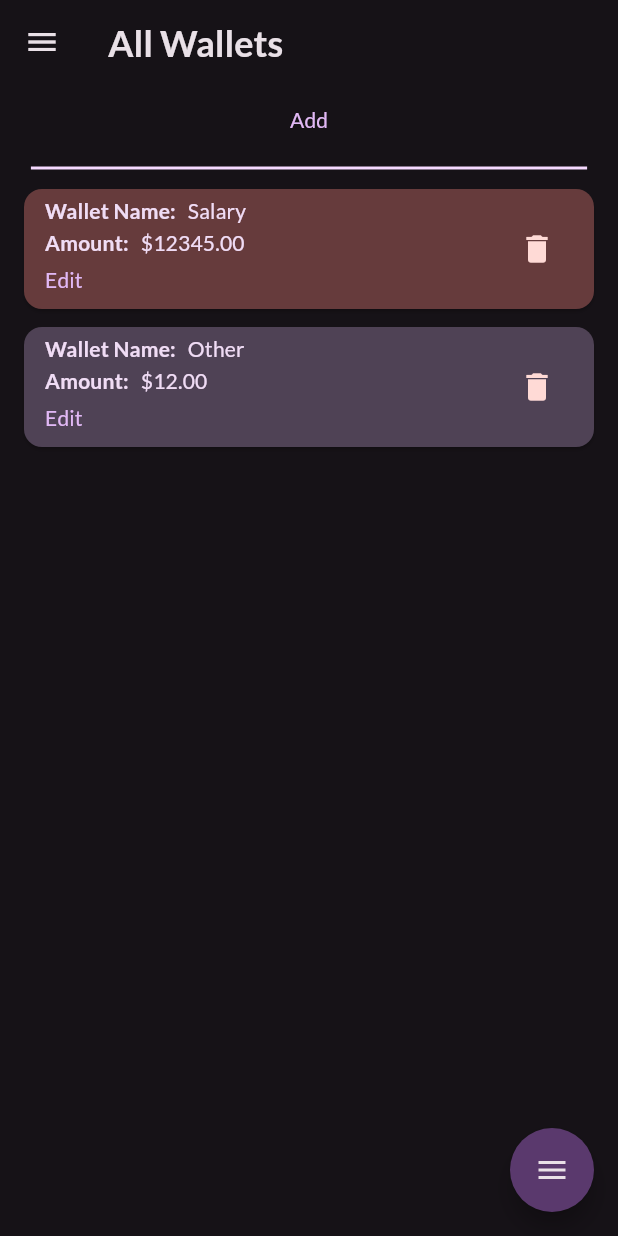
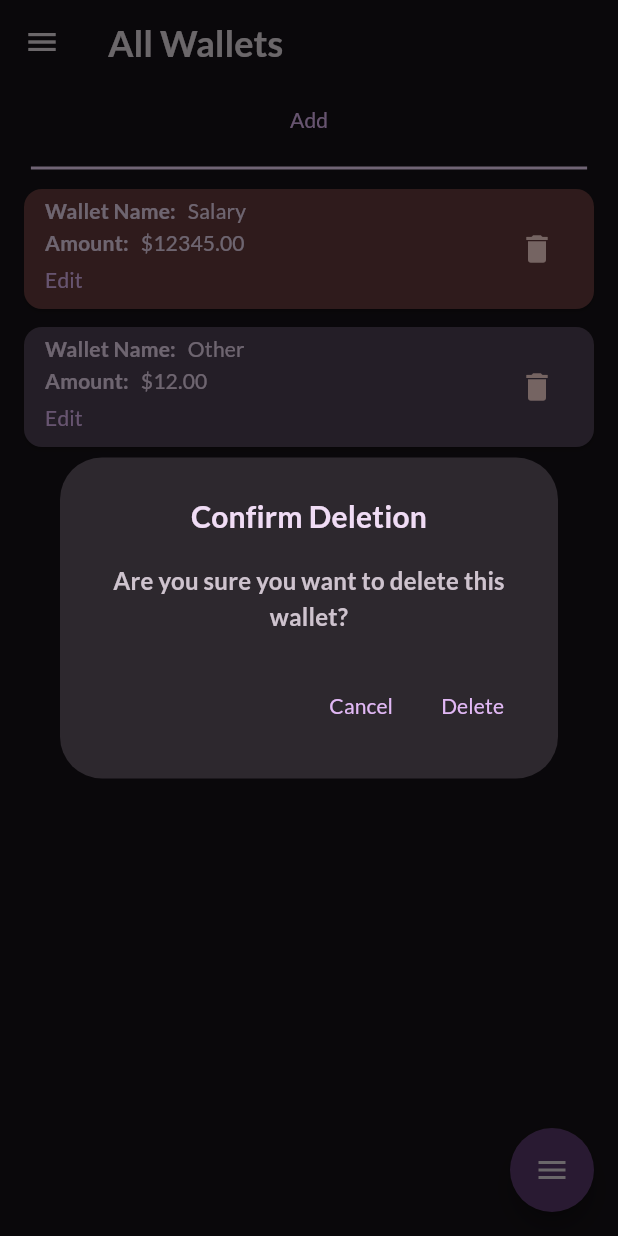
Before and after one commit to Lucho3/expenses_tracker_tu, a Flutter app: the screen it shows after launch, after a tap on the "more vert" icon, after a tap on the "delete" icon, on a phone screen of 412 x 824 dp. Run offline on Flutter 3.47's test engine with Material 3 defaults, Android fonts, the phone set to English and light mode, and no system bars; drawn by our look-alikes of flutter_speed_dial; our stand-ins replace flutter_riverpod, google_fonts, riverpod; generated files the repository leaves out were written again.

Commit message:
Added connection between wallets and items

```diff
--- a/lib/l10n/app_en.arb
+++ b/lib/l10n/app_en.arb
@@ -139,8 +139,41 @@
   "@edit": {
     "description": "Label for the edit button"
   },
-  "walletChanged": "The selected wallet was changed!",
+  "walletChanged": "The Selected Wallet was Changed!",
   "@walletChanged": {
     "description": "Label for the edit button"
+  },
+  "walletDeleted": "The Wallet was Deleted!",
+  "@walletDeleted": {
+    "description": "Label for the deletion button"
+  },
+  "delete": "Delete",
+  "@delete": {
+    "description": "Label for the delete button"
+  },
+  "deleteTitle": "Confirm Deletion",
+  "@deleteTitle": {
+    "description": "Label for the title of the deletion pop up"
+  },
+  "deleteText": "Are you sure you want to delete this wallet?",
+  "@deleteText": {
+    "description": "Text for the deletion pop up"
+  },
+  "noWallets": "No Wallets Found",
+  "@noWallets": {
+    "description": "Text for the no wallets label"
+  },
+  "noWalletsContent": "No wallets could be found, therefore you can not add item!",
+  "@noWalletsContent": {
+    "description": "Text for the addition alert "
+  },
+  "notEnoughMoney": "Not enough money in the wallet, therefore you can not add such big expense!",
+  "@noWlletsContent": {
+    "description": "Text for the not enough money alert"
+  },
+  "notEnoughMoneyTitle": "Not Enough Money",
+  "@notEnoughMoneyTitle": {
+    "description": "Text for the not enough money alert title"
   }
+
 }
--- a/lib/providers/expenses_provider.dart
+++ b/lib/providers/expenses_provider.dart
@@ -6,12 +6,12 @@ import 'package:flutter_riverpod/flutter_riverpod.dart';
 class ExpensesNotifier extends ItemNotifier<Expense> {
   @override
   List<Expense> build() {
-    return [Expense(amount: 123, title: "ds",  category: CategoryExpense.food, date: DateTime.now(), wallet: Wallet(title: "123", amount: 12, isSelected: true)), Expense(amount: 123, title: "ds",  category: CategoryExpense.food, date: DateTime.now(), wallet: Wallet(title: "as", amount: 12, isSelected: true))];
+    return [];
   }
 
   @override
   List<Expense> get items {
-     return state;
+    return state;
   }
 
   @override
@@ -21,7 +21,7 @@ class ExpensesNotifier extends ItemNotifier<Expense> {
 
   @override
   void deleteItem(Expense expense) {
-    state = state.where((e) => e!= expense).toList();
+    state = state.where((e) => e != expense).toList();
   }
 
   @override
@@ -31,8 +31,13 @@ class ExpensesNotifier extends ItemNotifier<Expense> {
       state = List.from(state)..[index] = item;
     }
   }
+
+  @override
+  void removeAllItemsWithWallet(Wallet wallet) {
+    state.removeWhere((item) => item.wallet == wallet);
+    state = [...state];
+  }
 }
 
 final expensesProvider =
-    NotifierProvider<ExpensesNotifier, List<Expense>>(
-        () => ExpensesNotifier());
+    NotifierProvider<ExpensesNotifier, List<Expense>>(() => ExpensesNotifier());
--- a/lib/providers/incomes_provider.dart
+++ b/lib/providers/incomes_provider.dart
@@ -1,4 +1,5 @@
 import 'package:expenses_tracker_tu/models/income.dart';
+import 'package:expenses_tracker_tu/models/wallet.dart';
 import 'package:expenses_tracker_tu/providers/item_provider.dart';
 import 'package:flutter_riverpod/flutter_riverpod.dart';
 
@@ -30,6 +31,12 @@ class IncomesNotifier extends ItemNotifier<Income> {
       state = List.from(state)..[index] = item;
     }
   }
+
+  @override
+  void removeAllItemsWithWallet(Wallet wallet) {
+    state.removeWhere((item) => item.wallet == wallet);
+    state = [...state];
+  }
 }
 
 final incomesProvider =
--- a/lib/providers/item_provider.dart
+++ b/lib/providers/item_provider.dart
@@ -1,3 +1,4 @@
+import 'package:expenses_tracker_tu/models/wallet.dart';
 import 'package:flutter_riverpod/flutter_riverpod.dart';
 import 'package:expenses_tracker_tu/models/item.dart';
 
@@ -13,4 +14,6 @@ abstract class ItemNotifier<T extends ItemModel> extends Notifier<List<T>> {
 
   void editItem(T item);
 
+  void removeAllItemsWithWallet(Wallet wallet);
+
 }
--- a/lib/screens/wallets_screen.dart
+++ b/lib/screens/wallets_screen.dart
@@ -11,18 +11,17 @@ class Wallets extends ConsumerStatefulWidget {
 
   @override
   ConsumerState<Wallets> createState() {
-    return _ExpensesState();
+    return _WalletsState();
   }
 }
 
-class _ExpensesState extends ConsumerState<Wallets> {
-  Widget generateMainContent(List<Wallet> wallets) {
+class _WalletsState extends ConsumerState<Wallets> {
+  Widget generateMainContent(Widget mainContent) {
     return Column(crossAxisAlignment: CrossAxisAlignment.stretch, children: [
       Row(
         mainAxisAlignment: MainAxisAlignment.center,
         crossAxisAlignment: CrossAxisAlignment.center,
         children: [
-          //TODO: Fix the size
             SizedBox(
               width: MediaQuery.of(context).size.width * 0.9,
               child: TextButton(
@@ -39,7 +38,7 @@ class _ExpensesState extends ConsumerState<Wallets> {
         endIndent: MediaQuery.of(context).size.width * 0.05,
         thickness: 2,
       ),
-      WalletsList(items: wallets),
+      mainContent,
     ]);
   }
 
@@ -47,7 +46,9 @@ class _ExpensesState extends ConsumerState<Wallets> {
   Widget build(BuildContext context) {
     final wallets = ref.watch(walletsProvider);
 
-    Widget mainContent = Center(
+    Widget mainContent = Expanded(
+      child:
+        Center(
           child: Text(
             AppLocalizations.of(context)!.noElements,
             style: Theme.of(context).textTheme.titleMedium!.copyWith(
@@ -55,15 +56,16 @@ class _ExpensesState extends ConsumerState<Wallets> {
                   fontWeight: FontWeight.bold,
                 ),
           ),
+        ),
     );
 
     if (wallets.isNotEmpty) {
-      mainContent = generateMainContent(wallets);
+      mainContent = WalletsList(items: wallets);
     }
 
     return MainFrame(
       title: AppLocalizations.of(context)!.allWallets,
-      content: mainContent,
+      content: generateMainContent(mainContent),
     );
   }
 }
--- a/lib/widgets/items/items_list.dart
+++ b/lib/widgets/items/items_list.dart
@@ -1,6 +1,7 @@
 
 import 'package:expenses_tracker_tu/models/item.dart';
 import 'package:expenses_tracker_tu/providers/item_provider.dart';
+import 'package:expenses_tracker_tu/providers/wallets_provider.dart';
 import 'package:expenses_tracker_tu/widgets/items/item.dart';
 import 'package:flutter/material.dart';
 import 'package:flutter_riverpod/flutter_riverpod.dart';
@@ -15,7 +16,8 @@ class ItemList extends ConsumerWidget {
   @override
   Widget build(BuildContext context, WidgetRef ref) {
     //TODO do with real wallet
-    final items = ref.watch(provider).where((item) => item.wallet.title == "123").toList();
+    final selectedWallet = ref.read(walletsProvider.notifier).items.where((w) => w.isSelected == true).first;
+    final items = ref.watch(provider).where((item) => item.wallet == selectedWallet).toList();
     return ListView.builder(
       // Item count sets the maximum number of return widgets
       itemCount: items.length,
--- a/lib/widgets/wallets/wallet_displayer.dart
+++ b/lib/widgets/wallets/wallet_displayer.dart
@@ -1,4 +1,4 @@
-
+import 'package:expenses_tracker_tu/models/wallet.dart';
 import 'package:expenses_tracker_tu/screens/wallets_screen.dart';
 import 'package:expenses_tracker_tu/widgets/wallets/wallets_list.dart';
 import 'package:flutter/material.dart';
@@ -16,9 +16,8 @@ class WalletsDisplayer extends ConsumerStatefulWidget {
 }
 
 class _WalletsDisplayerState extends ConsumerState<WalletsDisplayer> {
-
-   void _openWalletsScreen(BuildContext context) {
-     Navigator.of(context).pushReplacement(
+  void _openWalletsScreen(BuildContext context) {
+    Navigator.of(context).pushReplacement(
       MaterialPageRoute(
         builder: (context) => Wallets(),
       ),
@@ -51,6 +50,36 @@ class _WalletsDisplayerState extends ConsumerState<WalletsDisplayer> {
         ),
       ),
     );
+  }
+
+  List<Widget> rowBuilder(List<Wallet> provider ){
+    if(provider.isNotEmpty)
+    {
+    return [
+      buildAccountRow('${AppLocalizations.of(context)!.walletName}:',
+              provider.where((w) => w.isSelected == true).first.title),
+          buildAccountRow(AppLocalizations.of(context)!.amount + ':',
+            '\$${provider.where((w) => w.isSelected == true).first.amount.toStringAsFixed(2)}')
+            ];
+    }
+    return [Container(
+      padding: EdgeInsets.symmetric(vertical: 4.0, horizontal: 8.0),
+      child: Padding(
+        padding: const EdgeInsets.symmetric(horizontal: 8.0),
+        child: Row(
+          children: [
+            Text(
+              AppLocalizations.of(context)!.noWallets ,
+              style: Theme.of(context).textTheme.titleMedium!.copyWith(
+                  color: Theme.of(context).colorScheme.onSecondaryContainer,
+                  fontWeight: FontWeight.bold,
+                  fontSize: 16),
+            ),
+          ],
+        ),
+      ),
+    )];
+
   }
 
   @override
@@ -106,16 +135,7 @@ class _WalletsDisplayerState extends ConsumerState<WalletsDisplayer> {
             endIndent: MediaQuery.of(context).size.width * 0.05,
             thickness: 2,
           ),
-          buildAccountRow(
-              AppLocalizations.of(context)!.walletName + ':',
-              ref
-                  .read(walletsProvider.notifier)
-                  .items
-                  .where((w) => w.isSelected == true)
-                  .first
-                  .title),
-          buildAccountRow(AppLocalizations.of(context)!.amount + ':',
-              '\$${ref.read(walletsProvider.notifier).items.where((w) => w.isSelected == true).first.amount.toStringAsFixed(2)}'),
+...rowBuilder(provider)
         ],
       ),
     );
--- a/lib/widgets/wallets/wallet_item.dart
+++ b/lib/widgets/wallets/wallet_item.dart
@@ -1,4 +1,6 @@
 import 'package:expenses_tracker_tu/models/wallet.dart';
+import 'package:expenses_tracker_tu/providers/expenses_provider.dart';
+import 'package:expenses_tracker_tu/providers/incomes_provider.dart';
 import 'package:expenses_tracker_tu/providers/wallets_provider.dart';
 import 'package:flutter/material.dart';
 import 'package:flutter_gen/gen_l10n/app_localizations.dart';
@@ -19,6 +21,72 @@ class WalletItem extends ConsumerWidget {
       ),
     );
     ref.read(walletsProvider.notifier).changeSelected(item);
+  }
+
+  void deleteWallet(BuildContext context, WidgetRef ref) {
+    showDialog(
+      context: context,
+      builder: (BuildContext dialogContext) {
+        return AlertDialog(
+          title: Text(
+            AppLocalizations.of(context)!.deleteTitle,
+            style: Theme.of(context).textTheme.titleMedium!.copyWith(
+                color: Theme.of(context).colorScheme.onSecondaryContainer,
+                fontWeight: FontWeight.bold,
+                fontSize: 20),
+            textAlign: TextAlign.center,
+          ),
+          content: Text(
+            AppLocalizations.of(context)!.deleteText,
+            style: Theme.of(context).textTheme.titleMedium!.copyWith(
+                color: Theme.of(context).colorScheme.onSurfaceVariant,
+                fontWeight: FontWeight.bold,
+                fontSize: 16),
+            textAlign: TextAlign.center,
+          ),
+          actions: <Widget>[
+            TextButton(
+              onPressed: () {
+                // Close the dialog
+                Navigator.of(dialogContext).pop(false);
+              },
+              child: Text(AppLocalizations.of(context)!.cancel),
+            ),
+            TextButton(
+              onPressed: () {
+                // Close the dialog and delete the wallet
+                Navigator.of(dialogContext).pop(true);
+              },
+              child: Text(AppLocalizations.of(context)!.delete),
+            ),
+          ],
+        );
+      },
+    ).then((confirmed) {
+      // If the user confirmed deletion, proceed
+      if (confirmed != null && confirmed) {
+        // Show a snack bar
+        ScaffoldMessenger.of(context).clearSnackBars();
+        ScaffoldMessenger.of(context).showSnackBar(
+          SnackBar(
+            duration: const Duration(seconds: 3),
+            content: Text(AppLocalizations.of(context)!.walletDeleted),
+          ),
+        );
+        // Delete the wallet
+        ref.read(walletsProvider.notifier).deleteItem(item);
+        ref.read(expensesProvider.notifier).removeAllItemsWithWallet(item);
+        ref.read(incomesProvider.notifier).removeAllItemsWithWallet(item);
+        if (item.isSelected) {
+          //This if is important to be here if we move it upwards an error is expected
+          if (ref.read(walletsProvider.notifier).items.isNotEmpty) {
+            ref
+                .read(walletsProvider.notifier)
+                .changeSelected(ref.read(walletsProvider.notifier).items[0]);
+          }
+        }
+      }
+    });
   }
 
   Widget buildAccountRow(BuildContext context, String label, String value) {
@@ -92,7 +160,9 @@ class WalletItem extends ConsumerWidget {
                     children: [
                       IconButton(
                         icon: const Icon(Icons.delete),
-                        onPressed: () {},
+                        onPressed: () {
+                          deleteWallet(context, ref);
+                        },
                         color: Theme.of(context).colorScheme.onErrorContainer,
                       ),
                     ]),
```
Also changed, not shown: lib/l10n/app_bg.arb (+9 -1 lines), lib/screens/items_screen.dart (+8 -2 lines), lib/screens/new_item.dart (+41 -13 lines). Lines whose indentation alone changed are shown as unchanged.
